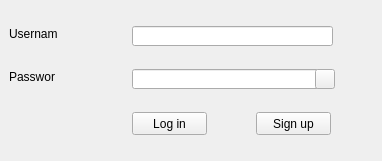
Above: ui/authorization.ui from TarasRudnyk/Students_health_records before the change. Below: the same form after it.
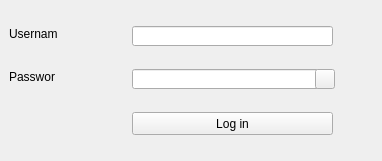
That is the form after the change. Icons and pictures are not drawn.

What changed in the file:
```diff
--- a/ui/authorization.ui
+++ b/ui/authorization.ui
@@ -71,7 +71,7 @@
     <rect>
      <x>132</x>
      <y>112</y>
-     <width>75</width>
+     <width>201</width>
      <height>23</height>
     </rect>
    </property>
@@ -79,19 +79,6 @@
     <string>Log in</string>
    </property>
   </widget>
-  <widget class="QPushButton" name="sign_up_button">
-   <property name="geometry">
-    <rect>
-     <x>256</x>
-     <y>112</y>
-     <width>75</width>
-     <height>23</height>
-    </rect>
-   </property>
-   <property name="text">
-    <string>Sign up</string>
-   </property>
-  </widget>
   <widget class="QToolButton" name="show_pass">
    <property name="geometry">
     <rect>
```
Left out of the diff: 6 changed lines with no effect on the pictures.
